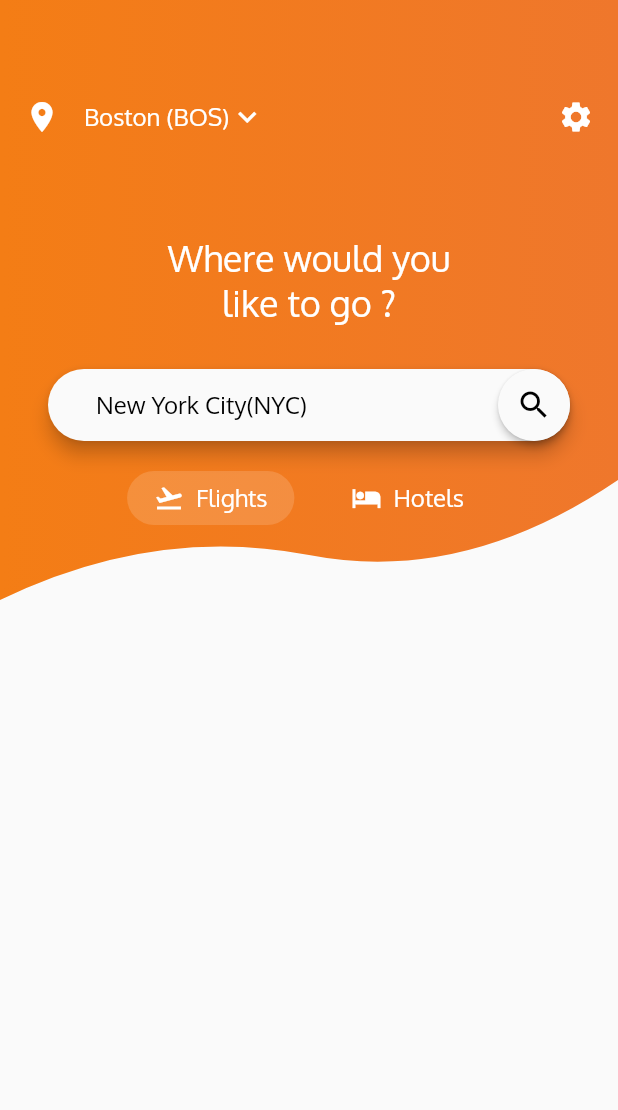
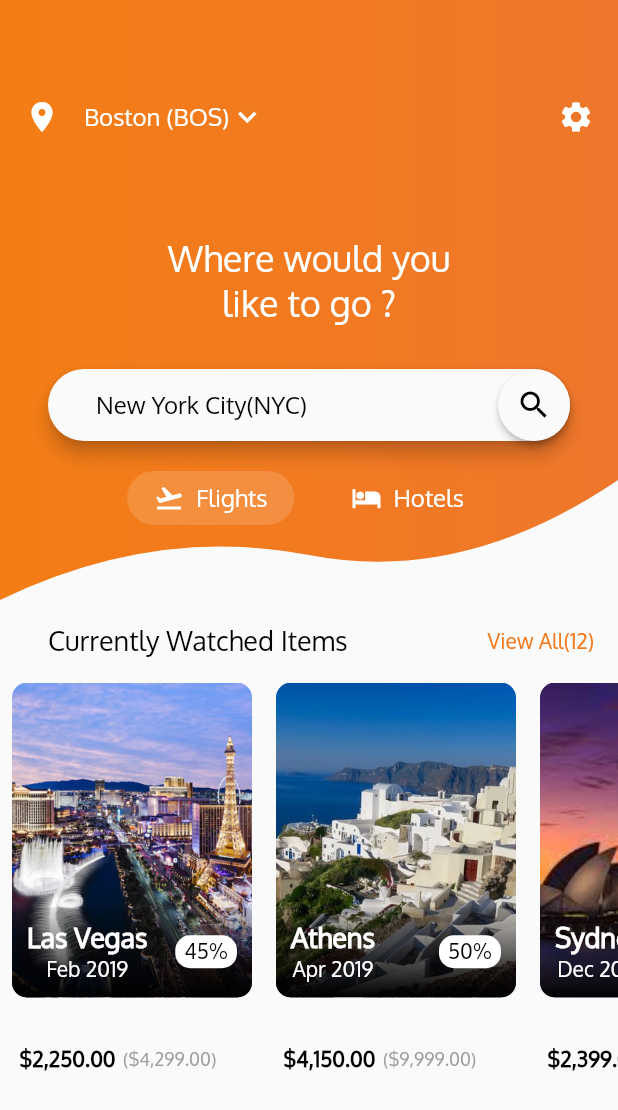
Before and after one commit to grrrgpratik/FlightTicketTracker, a Flutter app: the screen it shows after launch, on a phone screen of 412 x 824 dp. Shown: the top 1110 px of the screen. Run offline on Flutter 3.47's test engine with Material 2 defaults, Android fonts, the phone set to English and light mode, and no system bars.

Commit message:
added city card

```diff
--- a/lib/main.dart
+++ b/lib/main.dart
@@ -1,6 +1,7 @@
 import 'package:flight_ticket_tracker/CustomShapeClipper.dart';
 import 'package:flutter/material.dart';
 import 'package:flutter/services.dart';
+import 'package:intl/intl.dart';
 
 void main() => runApp((MaterialApp(
     title: "Flight Tracker App",
@@ -16,6 +17,8 @@ ThemeData appTheme =
 
 List<String> locations = ["Boston (BOS)", "New York City(NYC)"];
 
+final formatCurrency = NumberFormat.simpleCurrency();
+
 class MyApp extends StatelessWidget {
   // This widget is the root of your application.
   @override
@@ -24,7 +27,7 @@ class MyApp extends StatelessWidget {
         SystemUiOverlayStyle(statusBarColor: Color(0xFFC86712)));
     return Scaffold(
       body: Column(
-        children: <Widget>[HomeScreenTopContainer()],
+        children: <Widget>[HomeScreenTopContainer(), homeScreenBottomContainer],
       ),
     );
   }
@@ -209,3 +212,168 @@ class _ChoiceChipState extends State<ChoiceChip> {
     );
   }
 }
+
+var viewAllStyle = TextStyle(fontSize: 14.0, color: appTheme.primaryColor);
+
+var homeScreenBottomContainer = Container(
+    child: Column(
+  children: <Widget>[
+    Padding(
+      padding: const EdgeInsets.symmetric(horizontal: 16.0, vertical: 16.0),
+      child: Row(
+        mainAxisSize: MainAxisSize.max,
+        mainAxisAlignment: MainAxisAlignment.spaceBetween,
+        children: <Widget>[
+          SizedBox(
+            width: 16.0,
+          ),
+          Text(
+            "Currently Watched Items",
+            style: dropDownMenuItemStyle,
+          ),
+          Spacer(),
+          Text(
+            "View All(12)",
+            style: viewAllStyle,
+          ),
+        ],
+      ),
+    ),
+    Padding(
+      padding: const EdgeInsets.only(bottom: 8.0),
+      child: Container(
+        height: 260.0,
+        child: ListView(
+          scrollDirection: Axis.horizontal,
+          children: cityCard,
+        ),
+      ),
+    )
+  ],
+));
+
+List<CityCard> cityCard = [
+  CityCard("assets/images/lasvegas.jpg", "Las Vegas", "Feb 2019", "45", "4299",
+      "2250"),
+  CityCard(
+      "assets/images/athens.jpg", "Athens", "Apr 2019", "50", "9999", "4150"),
+  CityCard(
+      "assets/images/sydney.jpeg", "Sydney", "Dec 2018", "40", "5999", "2399"),
+];
+
+class CityCard extends StatelessWidget {
+  final String imagePath, cityName, monthYear, discount, oldPrice, newPrice;
+
+  CityCard(this.imagePath, this.cityName, this.monthYear, this.discount,
+      this.oldPrice, this.newPrice);
+
+  @override
+  Widget build(BuildContext context) {
+    debugPrint(imagePath);
+    return Padding(
+      padding: const EdgeInsets.symmetric(
+        horizontal: 8.0,
+      ),
+      child: Column(
+        crossAxisAlignment: CrossAxisAlignment.start,
+        mainAxisAlignment: MainAxisAlignment.spaceBetween,
+        children: <Widget>[
+          ClipRRect(
+            borderRadius: BorderRadius.all(Radius.circular(10)),
+            child: Stack(
+              overflow: Overflow.visible,
+              children: <Widget>[
+                Container(
+                    height: 210,
+                    width: 160,
+                    child: Image.asset(
+                      '$imagePath',
+                      fit: BoxFit.cover,
+                    )),
+                Positioned(
+                  left: 0,
+                  bottom: 0,
+                  height: 60,
+                  width: 160,
+                  child: Container(
+                    decoration: BoxDecoration(
+                        gradient: LinearGradient(
+                            begin: Alignment.bottomCenter,
+                            end: Alignment.topCenter,
+                            colors: [
+                          Colors.black,
+                          Colors.black.withOpacity(0.1)
+                        ])),
+                  ),
+                ),
+                Positioned(
+                  left: 10,
+                  bottom: 10,
+                  right: 10,
+                  child: Row(
+                    mainAxisAlignment: MainAxisAlignment.spaceBetween,
+                    children: <Widget>[
+                      Column(
+                        crossAxisAlignment: CrossAxisAlignment.center,
+                        children: <Widget>[
+                          Text(cityName,
+                              style: TextStyle(
+                                  fontWeight: FontWeight.bold,
+                                  color: Colors.white,
+                                  fontSize: 18)),
+                          Text(monthYear,
+                              style: TextStyle(
+                                  fontWeight: FontWeight.normal,
+                                  color: Colors.white,
+                                  fontSize: 14)),
+                        ],
+                      ),
+                      Container(
+                        padding:
+                            EdgeInsets.symmetric(horizontal: 6, vertical: 2),
+                        decoration: BoxDecoration(
+                            color: Colors.white,
+                            shape: BoxShape.rectangle,
+                            borderRadius:
+                                BorderRadius.all(Radius.circular(10))),
+                        child: Text("$discount%",
+                            style: TextStyle(
+                                fontWeight: FontWeight.normal,
+                                color: Colors.black,
+                                fontSize: 14)),
+                      ),
+                    ],
+                  ),
+                )
+              ],
+            ),
+          ),
+          Row(
+            children: <Widget>[
+              SizedBox(
+                width: 5,
+              ),
+              Text(
+                '${formatCurrency.format(double.parse(newPrice))}',
+                style: TextStyle(
+                    color: Colors.black,
+                    fontWeight: FontWeight.bold,
+                    fontSize: 14),
+              ),
+              SizedBox(
+                width: 5,
+              ),
+              Text(
+                '(${formatCurrency.format(double.parse(oldPrice))})',
+                style: TextStyle(
+                    color: Colors.grey,
+                    fontWeight: FontWeight.normal,
+                    fontSize: 12),
+              )
+            ],
+          )
+        ],
+      ),
+    );
+  }
+}
--- a/pubspec.yaml
+++ b/pubspec.yaml
@@ -23,6 +23,7 @@ dependencies:
   # The following adds the Cupertino Icons font to your application.
   # Use with the CupertinoIcons class for iOS style icons.
   cupertino_icons: ^0.1.2
+  intl:
 
 dev_dependencies:
   flutter_test:
@@ -41,7 +42,6 @@ flutter:
     - family: OpenSans
       fonts:
         - asset: assets/fonts/OpenSans-Light.ttf
-
         - asset: assets/fonts/OpenSans-SemiBold.ttf
 
     - family: Raleway
@@ -55,7 +55,9 @@ flutter:
         - asset: assets/fonts/Oxygen-Light.ttf
 
   assets:
-    - assets/images/
+    - assets/images/lasvegas.jpg
+    - assets/images/athens.jpg
+    - assets/images/sydney.jpeg
   # To add assets to your application, add an assets section, like this:
   # assets:
   #  - images/a_dot_burr.jpeg
```
Also changed, not shown: pubspec.lock.
